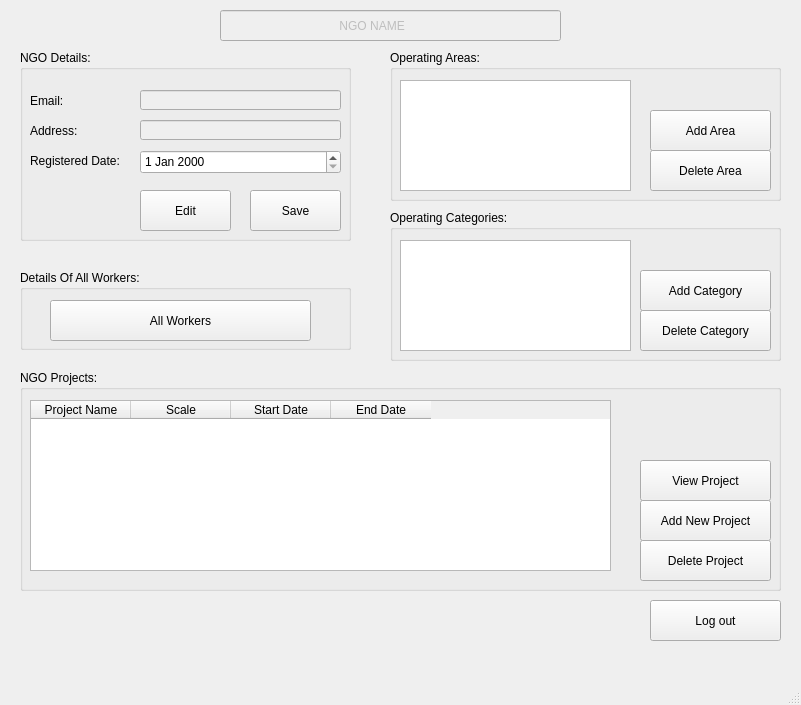
Old version of the form Screens/NGOPage.ui in the repository msaadg/NGOConnect.
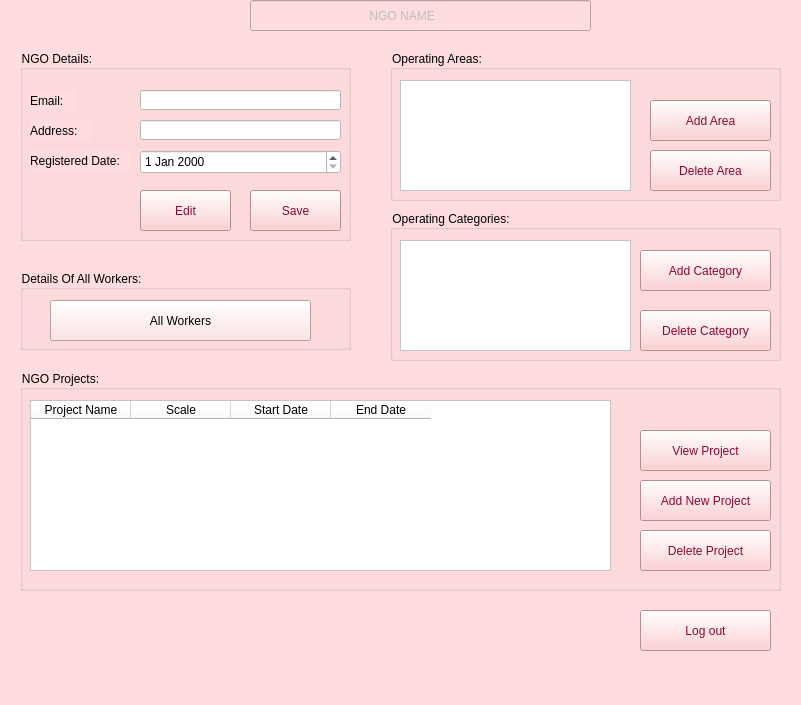
New version of the form. Icons and pictures are not drawn.

Diff of the .ui file:
```diff
--- a/Screens/NGOPage.ui
+++ b/Screens/NGOPage.ui
@@ -13,6 +13,9 @@
   <property name="windowTitle">
    <string>NGO Data</string>
   </property>
+  <property name="styleSheet">
+   <string notr="true">background-color: rgb(255, 221, 222);</string>
+  </property>
   <widget class="QWidget" name="centralwidget">
    <widget class="QLineEdit" name="ngoName">
     <property name="enabled">
@@ -20,8 +23,8 @@
     </property>
     <property name="geometry">
      <rect>
-      <x>220</x>
-      <y>10</y>
+      <x>250</x>
+      <y>0</y>
       <width>341</width>
       <height>31</height>
      </rect>
@@ -80,6 +83,9 @@
        <height>20</height>
       </rect>
      </property>
+     <property name="styleSheet">
+      <string notr="true">background-color:white;</string>
+     </property>
     </widget>
     <widget class="QDateEdit" name="ngoRegDate">
      <property name="geometry">
@@ -90,6 +96,9 @@
        <height>24</height>
       </rect>
      </property>
+     <property name="styleSheet">
+      <string notr="true">background-color:white;</string>
+     </property>
     </widget>
     <widget class="QPushButton" name="ngoEditBtn">
      <property name="geometry">
@@ -100,6 +109,10 @@
        <height>41</height>
       </rect>
      </property>
+     <property name="styleSheet">
+      <string notr="true">color: rgb(138, 9, 47);
+background-color:rgb(255, 197, 198);;</string>
+     </property>
      <property name="text">
       <string>Edit</string>
      </property>
@@ -113,6 +126,10 @@
        <height>41</height>
       </rect>
      </property>
+     <property name="styleSheet">
+      <string notr="true">color: rgb(138, 9, 47);
+background-color:rgb(255, 197, 198);;</string>
+     </property>
      <property name="text">
       <string>Save</string>
      </property>
@@ -129,6 +146,9 @@
        <height>20</height>
       </rect>
      </property>
+     <property name="styleSheet">
+      <string notr="true">background-color:white;</string>
+     </property>
     </widget>
     <widget class="QLabel" name="label_4">
      <property name="geometry">
@@ -160,11 +180,15 @@
      <property name="geometry">
       <rect>
        <x>620</x>
-       <y>130</y>
+       <y>110</y>
        <width>131</width>
        <height>41</height>
       </rect>
      </property>
+     <property name="styleSheet">
+      <string notr="true">color: rgb(138, 9, 47);
+background-color:rgb(255, 197, 198);;</string>
+     </property>
      <property name="text">
       <string>Add New Project</string>
      </property>
@@ -173,11 +197,15 @@
      <property name="geometry">
       <rect>
        <x>620</x>
-       <y>90</y>
+       <y>60</y>
        <width>131</width>
        <height>41</height>
       </rect>
      </property>
+     <property name="styleSheet">
+      <string notr="true">color: rgb(138, 9, 47);
+background-color:rgb(255, 197, 198);;</string>
+     </property>
      <property name="text">
       <string>View Project</string>
      </property>
@@ -186,11 +214,15 @@
      <property name="geometry">
       <rect>
        <x>620</x>
-       <y>170</y>
+       <y>160</y>
        <width>131</width>
        <height>41</height>
       </rect>
      </property>
+     <property name="styleSheet">
+      <string notr="true">color: rgb(138, 9, 47);
+background-color:rgb(255, 197, 198);;</string>
+     </property>
      <property name="text">
       <string>Delete Project</string>
      </property>
@@ -210,6 +242,9 @@
        <height>171</height>
       </size>
      </property>
+     <property name="styleSheet">
+      <string notr="true">background-color:white;</string>
+     </property>
      <column>
       <property name="text">
        <string>Project Name</string>
@@ -253,6 +288,9 @@
        <height>111</height>
       </rect>
      </property>
+     <property name="styleSheet">
+      <string notr="true">background-color:white;</string>
+     </property>
     </widget>
     <widget class="QPushButton" name="ngoDeleteAreaBtn">
      <property name="geometry">
@@ -263,6 +301,10 @@
        <height>41</height>
       </rect>
      </property>
+     <property name="styleSheet">
+      <string notr="true">color: rgb(138, 9, 47);
+background-color:rgb(255, 197, 198);;</string>
+     </property>
      <property name="text">
       <string>Delete Area</string>
      </property>
@@ -271,11 +313,15 @@
      <property name="geometry">
       <rect>
        <x>260</x>
-       <y>60</y>
+       <y>50</y>
        <width>121</width>
        <height>41</height>
       </rect>
      </property>
+     <property name="styleSheet">
+      <string notr="true">color: rgb(138, 9, 47);
+background-color:rgb(255, 197, 198);;</string>
+     </property>
      <property name="text">
       <string>Add Area</string>
      </property>
@@ -302,6 +348,10 @@
        <height>41</height>
       </rect>
      </property>
+     <property name="styleSheet">
+      <string notr="true">color: rgb(138, 9, 47);
+background-color:rgb(255, 197, 198);;</string>
+     </property>
      <property name="text">
       <string>Delete Category</string>
      </property>
@@ -315,16 +365,23 @@
        <height>111</height>
       </rect>
      </property>
+     <property name="styleSheet">
+      <string notr="true">background-color:white;</string>
+     </property>
     </widget>
     <widget class="QPushButton" name="ngoAddCategoryBtn">
      <property name="geometry">
       <rect>
        <x>250</x>
-       <y>60</y>
+       <y>40</y>
        <width>131</width>
        <height>41</height>
       </rect>
      </property>
+     <property name="styleSheet">
+      <string notr="true">color: rgb(138, 9, 47);
+background-color:rgb(255, 197, 198);;</string>
+     </property>
      <property name="text">
       <string>Add Category</string>
      </property>
@@ -359,16 +416,39 @@
    <widget class="QPushButton" name="ngoLogoutBtn">
     <property name="geometry">
      <rect>
-      <x>650</x>
-      <y>600</y>
+      <x>640</x>
+      <y>610</y>
       <width>131</width>
       <height>41</height>
      </rect>
     </property>
+    <property name="styleSheet">
+     <string notr="true">color: rgb(138, 9, 47);
+background-color:rgb(255, 197, 198);;</string>
+    </property>
     <property name="text">
      <string>Log out</string>
     </property>
    </widget>
+   <widget class="QLabel" name="label_10">
+    <property name="geometry">
+     <rect>
+      <x>20</x>
+      <y>600</y>
+      <width>131</width>
+      <height>51</height>
+     </rect>
+    </property>
+    <property name="text">
+     <string/>
+    </property>
+    <property name="pixmap">
+     <pixmap>../Logo.png</pixmap>
+    </property>
+    <property name="scaledContents">
+     <bool>true</bool>
+    </property>
+   </widget>
   </widget>
   <widget class="QMenuBar" name="menubar">
    <property name="geometry">
```
